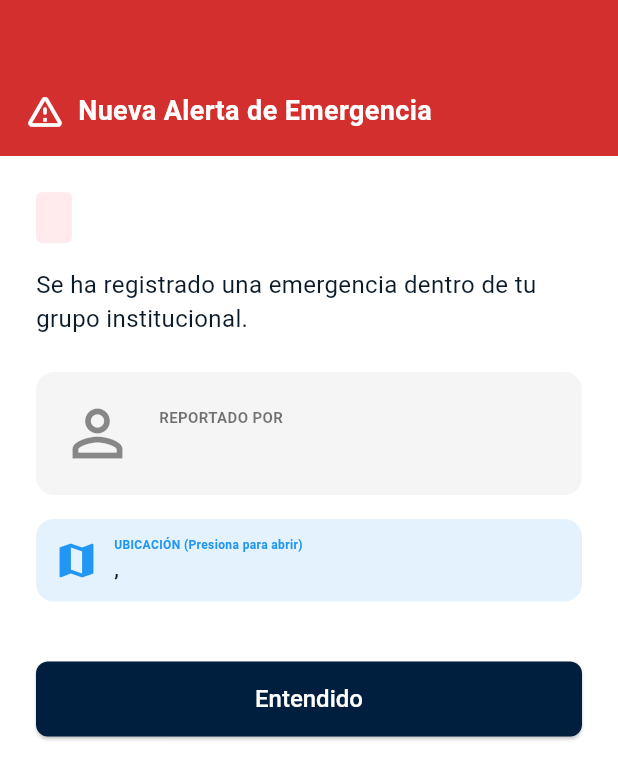
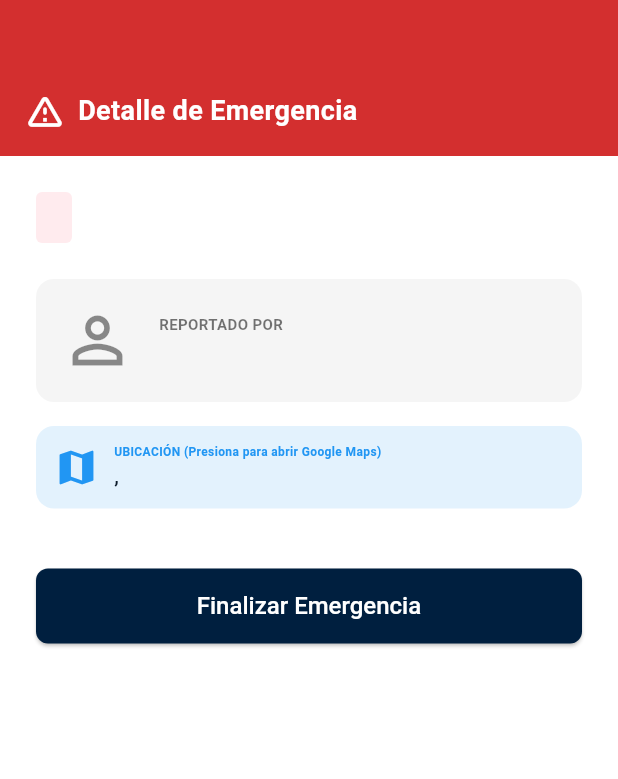
Before and after one commit to JosefaPinilla/alerta_unach, a Flutter app: the AlertaDetalleScreen screen opened directly with empty values, on a phone screen of 412 x 824 dp. Shown: the top 779 px of the screen. Run offline on Flutter 3.47's test engine with Material 3 defaults, Android fonts, the phone set to English and light mode, and no system bars; our stand-ins replace cloud_firestore, firebase_auth, firebase_core, firebase_messaging, geolocator, google_sign_in; accounts and stored records are empty; network calls fail; Roboto replaces fonts that are missing (Prompt).

Commit message:
mejorando alertas

```diff
--- a/lib/pantallas/alerta_detalle.dart
+++ b/lib/pantallas/alerta_detalle.dart
@@ -24,6 +24,7 @@ class AlertaDetalleScreen extends StatelessWidget {
     final nombreUsuario = data['nombreUsuario'] ?? 'Usuario';
     final lat = data['latitud']?.toString() ?? '0.0';
     final lng = data['longitud']?.toString() ?? '0.0';
+    final bool finalizado = data['estado'] == 'finalizado';
 
     return Scaffold(
       backgroundColor: Colors.white,
@@ -37,7 +38,7 @@ class AlertaDetalleScreen extends StatelessWidget {
                 children: [
                   Icon(Icons.warning_amber_rounded, color: Colors.white, size: 28),
                   SizedBox(width: 8),
-                  Text("Nueva Alerta de Emergencia", style: TextStyle(color: Colors.white, fontWeight: FontWeight.bold, fontSize: 18)),
+                  Text("Detalle de Emergencia", style: TextStyle(color: Colors.white, fontWeight: FontWeight.bold, fontSize: 18)),
                 ],
               ),
             ),
@@ -51,8 +52,6 @@ class AlertaDetalleScreen extends StatelessWidget {
                     decoration: BoxDecoration(color: Colors.red.shade50, borderRadius: BorderRadius.circular(4)),
                     child: Text(tipo.toUpperCase(), style: const TextStyle(color: Colors.red, fontWeight: FontWeight.bold, fontSize: 16)),
                   ),
-                  const SizedBox(height: 16),
-                  const Text("Se ha registrado una emergencia dentro de tu grupo institucional.", style: TextStyle(fontSize: 16)),
                   const SizedBox(height: 24),
                   Container(
                     padding: const EdgeInsets.all(16),
@@ -81,30 +80,41 @@ class AlertaDetalleScreen extends StatelessWidget {
                         children: [
                           const Icon(Icons.map, color: Colors.blue, size: 30),
                           const SizedBox(width: 10),
-                          Column(
+                          Expanded(
+                            child: Column(
                               crossAxisAlignment: CrossAxisAlignment.start,
                               children: [
-                              const Text("UBICACIÓN (Presiona para abrir)", style: TextStyle(fontSize: 8, fontWeight: FontWeight.bold, color: Colors.blue)),
+                                const Text("UBICACIÓN (Presiona para abrir Google Maps)", style: TextStyle(fontSize: 8, fontWeight: FontWeight.bold, color: Colors.blue)),
                                 Text("$lat, $lng", style: const TextStyle(fontSize: 14, fontWeight: FontWeight.w500)),
                               ],
+                            ),
                           ),
                         ],
                       ),
                     ),
                   ),
                   const SizedBox(height: 40),
+                  if (esAutor && !finalizado)
                     SizedBox(
                       width: double.infinity,
                       height: 50,
                       child: ElevatedButton(
                         style: ElevatedButton.styleFrom(backgroundColor: const Color(0xFF001F3F), foregroundColor: Colors.white),
                         onPressed: () {
-                        if (esAutor) {
                           alerta.reference.update({'estado': 'finalizado'});
-                        }
                           Navigator.of(context).pop();
                         },
-                      child: const Text("Entendido"),
+                        child: const Text("Finalizar Emergencia"),
+                      ),
+                    )
+                  else
+                    SizedBox(
+                      width: double.infinity,
+                      height: 50,
+                      child: ElevatedButton(
+                        style: ElevatedButton.styleFrom(backgroundColor: Colors.grey.shade200, foregroundColor: Colors.black),
+                        onPressed: () => Navigator.of(context).pop(),
+                        child: const Text("Volver"),
                       ),
                     ),
                 ],
```
Also changed, not shown: lib/pantallas/historial/historial.dart (+9 -2 lines). Lines whose indentation alone changed are shown as unchanged.
